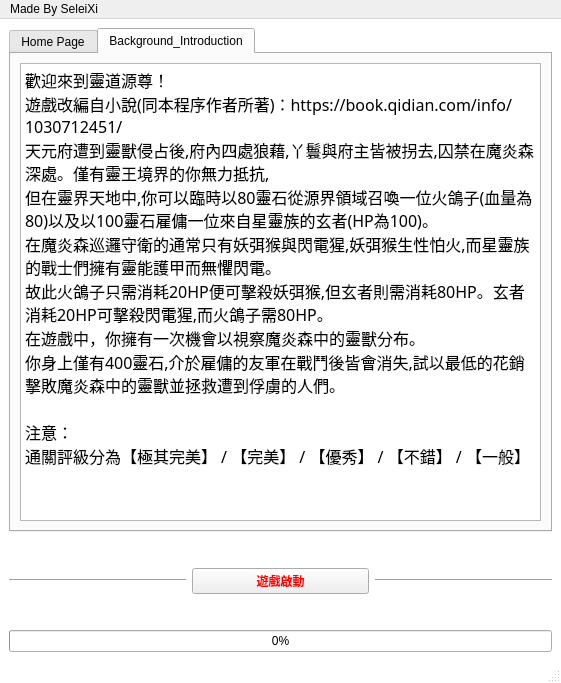
Before: the Qt Designer form menu2.ui in SeleiXi/lord-game, drawn with Qt 5.
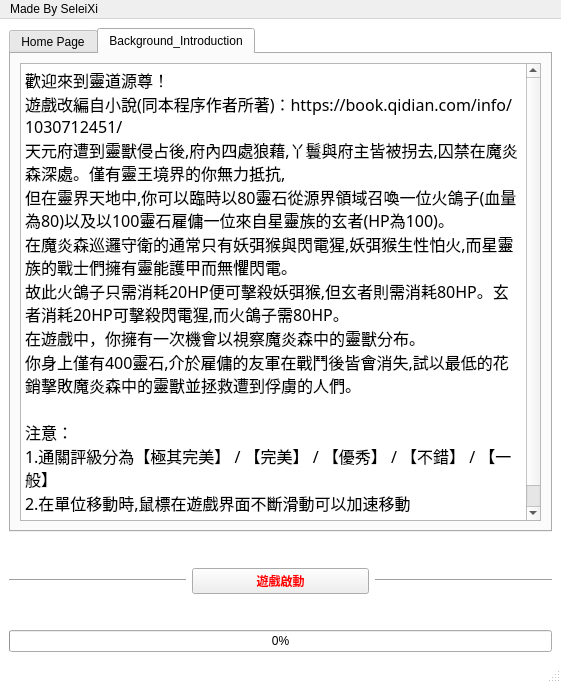
After: the same form once the commit is applied. The open tabs and pages were chosen to show the change. Icons and pictures are not drawn.

```diff
--- a/menu2.ui
+++ b/menu2.ui
@@ -91,7 +91,9 @@
 &lt;p style=&quot; margin-top:0px; margin-bottom:0px; margin-left:0px; margin-right:0px; -qt-block-indent:0; text-indent:0px;&quot;&gt;&lt;span style=&quot; font-size:12pt; font-weight:400;&quot;&gt;你身上僅有400靈石,介於雇傭的友軍在戰鬥後皆會消失,試以最低的花銷擊敗魔炎森中的靈獸並拯救遭到俘虜的人們。&lt;/span&gt;&lt;/p&gt;
 &lt;p style=&quot;-qt-paragraph-type:empty; margin-top:0px; margin-bottom:0px; margin-left:0px; margin-right:0px; -qt-block-indent:0; text-indent:0px; font-size:12pt; font-weight:400;&quot;&gt;&lt;br /&gt;&lt;/p&gt;
 &lt;p style=&quot; margin-top:0px; margin-bottom:0px; margin-left:0px; margin-right:0px; -qt-block-indent:0; text-indent:0px;&quot;&gt;&lt;span style=&quot; font-size:12pt; font-weight:400;&quot;&gt;注意：&lt;/span&gt;&lt;/p&gt;
-&lt;p style=&quot; margin-top:0px; margin-bottom:0px; margin-left:0px; margin-right:0px; -qt-block-indent:0; text-indent:0px;&quot;&gt;&lt;span style=&quot; font-size:12pt; font-weight:400;&quot;&gt;通關評級分為【極其完美】 / 【完美】 / 【優秀】 / 【不錯】 / 【一般】&lt;/span&gt;&lt;/p&gt;&lt;/body&gt;&lt;/html&gt;</string>
+&lt;p style=&quot; margin-top:0px; margin-bottom:0px; margin-left:0px; margin-right:0px; -qt-block-indent:0; text-indent:0px;&quot;&gt;&lt;span style=&quot; font-size:12pt; font-weight:400;&quot;&gt;1.通關評級分為【極其完美】 / 【完美】 / 【優秀】 / 【不錯】 / 【一般】&lt;/span&gt;&lt;/p&gt;
+&lt;p style=&quot; margin-top:0px; margin-bottom:0px; margin-left:0px; margin-right:0px; -qt-block-indent:0; text-indent:0px;&quot;&gt;&lt;span style=&quot; font-size:12pt; font-weight:400;&quot;&gt;2.在單位移動時,鼠標在遊戲界面不斷滑動可以加速移動&lt;/span&gt;&lt;/p&gt;
+&lt;p style=&quot; margin-top:0px; margin-bottom:0px; margin-left:0px; margin-right:0px; -qt-block-indent:0; text-indent:0px;&quot;&gt;&lt;span style=&quot; font-size:12pt; font-weight:400;&quot;&gt;3.選兵結束並進入遊戲後，點擊F11可以進入全屏模式&lt;/span&gt;&lt;/p&gt;&lt;/body&gt;&lt;/html&gt;</string>
           </property>
          </widget>
         </item>
```
Left out of the diff: 2 changed lines with no effect on the pictures.
